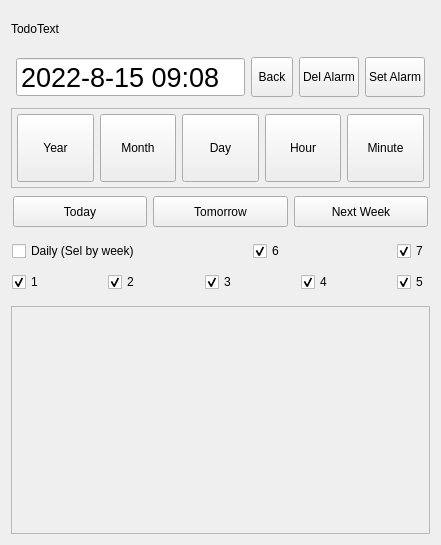
Before: the Qt Designer form src/TodoAlarm.ui in ic005k/Knot-Legacy, drawn with Qt 5.
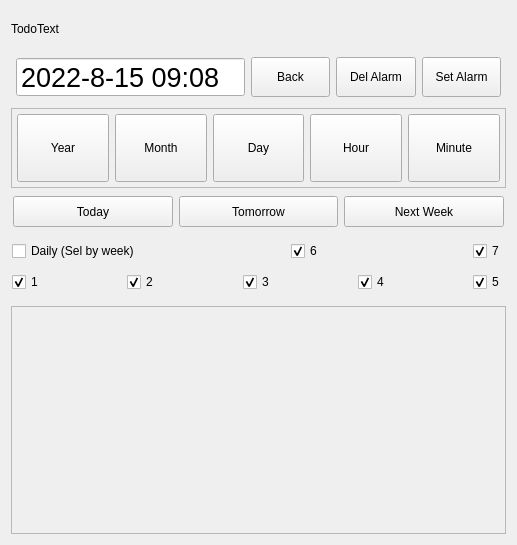
After: the same form once the commit is applied.

```diff
--- a/src/TodoAlarm.ui
+++ b/src/TodoAlarm.ui
@@ -6,7 +6,7 @@
    <rect>
     <x>0</x>
     <y>0</y>
-    <width>440</width>
+    <width>517</width>
     <height>545</height>
    </rect>
   </property>
```
Left out of the diff: 4 changed lines with no effect on the pictures.
